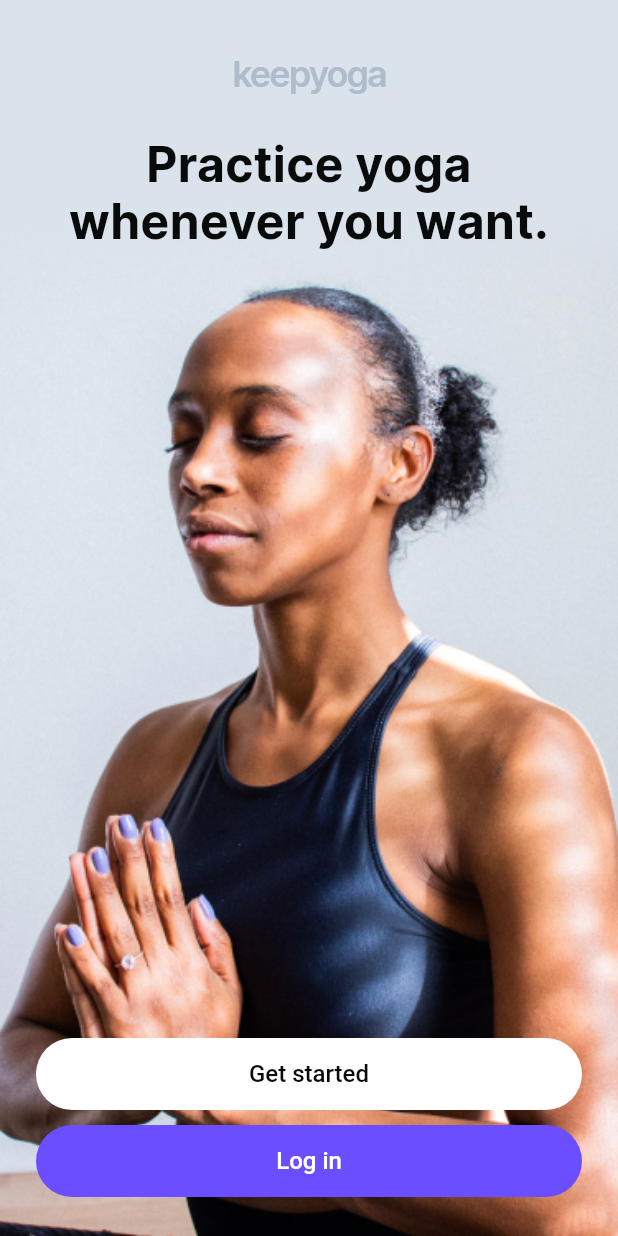
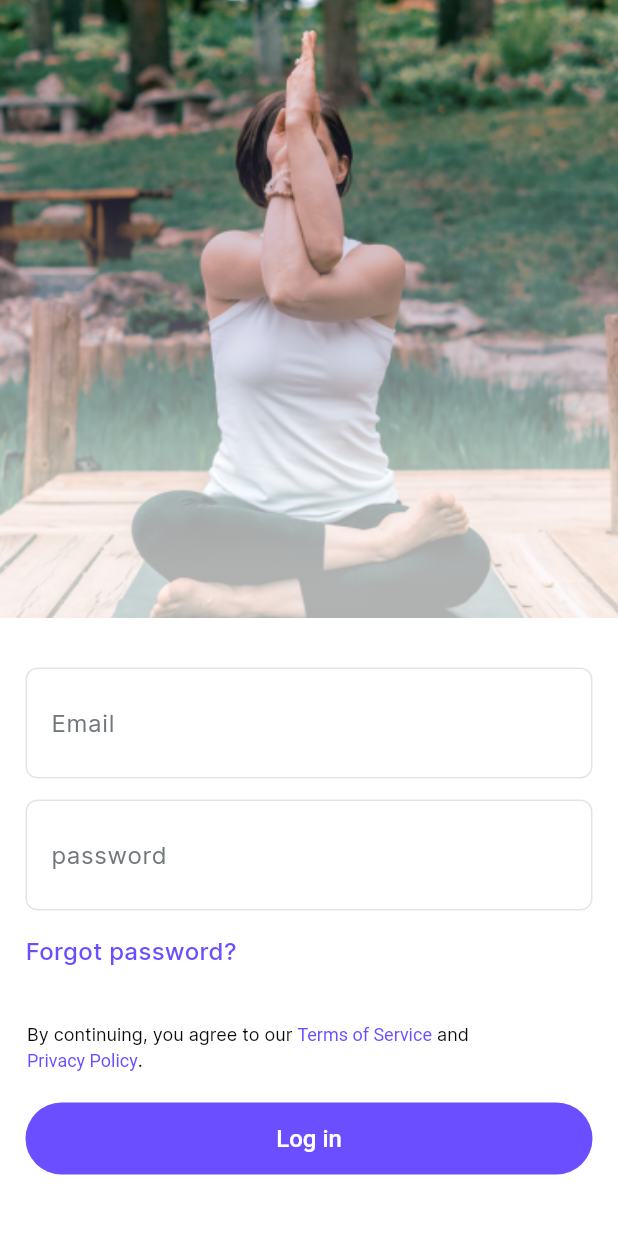
Before and after one commit to AnuradhaDev96/yoga_mobile, a Flutter app: the screen it shows after launch, after a tap on "Log in", on a phone screen of 412 x 824 dp. Run offline on Flutter 3.47's test engine with Material 2 defaults, Android fonts, the phone set to English and light mode, and no system bars; our stand-ins replace equatable, flutter_bloc, flutter_svg, get_it, shared_preferences.

Commit message:
KY-02 Login page implementation

```diff
--- a/lib/config/themes/button_styles.dart
+++ b/lib/config/themes/button_styles.dart
@@ -6,6 +6,7 @@ abstract class ButtonStyles {
   static ButtonStyle primaryElevatedButtonStyle(BuildContext context) => ElevatedButton.styleFrom(
         elevation: 0,
         fixedSize: Size(MediaQuery.sizeOf(context).width, 48),
+        shape: RoundedRectangleBorder(borderRadius: BorderRadius.circular(48)),
         backgroundColor: AppColors.indigo1,
         foregroundColor: Colors.white,
         textStyle: const TextStyle(
--- a/lib/presentation/views/anonymous_pages/launcher_page.dart
+++ b/lib/presentation/views/anonymous_pages/launcher_page.dart
@@ -4,6 +4,7 @@ import '../../../config/themes/button_styles.dart';
 import '../../../utils/constants/app_colors.dart';
 import '../../../utils/constants/assets.dart';
 import 'create_account_page.dart';
+import 'login_page.dart';
 
 class LauncherPage extends StatelessWidget {
   const LauncherPage({super.key});
@@ -91,7 +92,10 @@ class LauncherPage extends StatelessWidget {
             ),
             const SizedBox(height: 10),
             ElevatedButton(
-              onPressed: () {},
+              onPressed: () => Navigator.push(
+                context,
+                MaterialPageRoute(builder: (context) => LoginPage()),
+              ),
               style: ButtonStyles.primaryElevatedButtonStyle(context),
               child: const Text('Log in'),
             ),
--- /dev/null
+++ b/lib/presentation/views/anonymous_pages/login_page.dart
@@ -0,0 +1,138 @@
+import 'package:flutter/material.dart';
+
+import '../../../config/themes/button_styles.dart';
+import '../../../config/themes/default_text_styles.dart';
+import '../../../utils/constants/app_colors.dart';
+import '../../../utils/constants/assets.dart';
+import '../../widgets/outlined_text_form_field.dart';
+
+class LoginPage extends StatelessWidget {
+  LoginPage({super.key});
+
+  final _emailController = TextEditingController();
+  final _passwordController = TextEditingController();
+
+  @override
+  Widget build(BuildContext context) {
+    return Scaffold(
+      backgroundColor: Colors.white,
+      body: Column(
+        children: [
+          Stack(
+            alignment: Alignment.topCenter,
+            children: [
+              Container(
+                height: MediaQuery.sizeOf(context).height * 0.5,
+                decoration: const BoxDecoration(
+                  image: DecorationImage(image: AssetImage(Assets.loginScreenImage), fit: BoxFit.fitWidth),
+                ),
+              ),
+              Opacity(
+                opacity: 0.69,
+                child: Container(
+                  height: MediaQuery.sizeOf(context).height * 0.5,
+                  decoration: BoxDecoration(
+                    gradient: LinearGradient(
+                      begin: Alignment.bottomCenter,
+                      end: Alignment.topCenter,
+                      stops: const [0.08, 0.25, 1],
+                      colors: [
+                        Colors.white,
+                        Colors.white.withOpacity(0.8783),
+                        const Color(0xFF170A5A).withOpacity(0),
+                      ],
+                    ),
+                  ),
+                ),
+              ),
+            ],
+          ),
+          Expanded(
+            child: SingleChildScrollView(
+              padding: EdgeInsets.only(top: 33, left: 17, right: 17, bottom: MediaQuery.viewInsetsOf(context).bottom),
+              child: Column(
+                children: [
+                  OutlinedTextFormField(
+                    controller: _emailController,
+                    labelText: 'Email',
+                  ),
+                  const SizedBox(height: 14),
+                  OutlinedTextFormField(
+                    controller: _passwordController,
+                    labelText: 'password',
+                  ),
+                  const SizedBox(height: 16),
+                  Align(
+                    alignment: Alignment.centerLeft,
+                    child: InkWell(
+                      borderRadius: BorderRadius.circular(5),
+                      onTap: () {
+
+                      },
+                      child: const Text(
+                        'Forgot password?',
+                        style: TextStyle(
+                          color: AppColors.indigo1,
+                          fontWeight: FontWeight.w500,
+                          fontSize: 16,
+                        ),
+                      ),
+                    ),
+                  ),
+                  const SizedBox(height: 35),
+                  Align(
+                    alignment: Alignment.centerLeft,
+                    child: Padding(
+                      padding: const EdgeInsets.only(left: 1),
+                      child: RichText(
+                        textAlign: TextAlign.left,
+                        text: const TextSpan(
+                          style: TextStyle(
+                            fontFamily: DefaultTextStyles.defaultFontFamily,
+                            color: AppColors.black1,
+                            fontSize: 12,
+                            height: 1.4,
+                          ),
+                          children: [
+                            TextSpan(
+                              text: 'By continuing, you agree to our ',
+                            ),
+                            TextSpan(
+                              text: 'Terms of Service',
+                              style: TextStyle(
+                                color: AppColors.indigo1,
+                              ),
+                            ),
+                            TextSpan(
+                              text: ' and\n',
+                            ),
+                            TextSpan(
+                              text: 'Privacy Policy',
+                              style: TextStyle(
+                                color: AppColors.indigo1,
+                              ),
+                            ),
+                            TextSpan(
+                              text: '.',
+                            ),
+                          ]
+                        ),
+                      ),
+                    ),
+                  ),
+                  const SizedBox(height: 20),
+                  ElevatedButton(
+                    onPressed: () {},
+                    style: ButtonStyles.primaryElevatedButtonStyle(context),
+                    child: const Text('Log in'),
+                  ),
+                  const SizedBox(height: 38),
+                ],
+              ),
+            ),
+          ),
+        ],
+      ),
+    );
+  }
+}
--- a/lib/utils/constants/assets.dart
+++ b/lib/utils/constants/assets.dart
@@ -1,4 +1,8 @@
 abstract class Assets {
+  // png
   static const launcherScreenImage = 'assets/png/launch_screen_image.png';
+  static const loginScreenImage = 'assets/png/login_screen_image.png';
+
+  // svg
   static const leftArrow = 'assets/svg/back_arrow_box.svg';
 }
```
Also changed, not shown: assets/png/login_screen_image.png (added).
